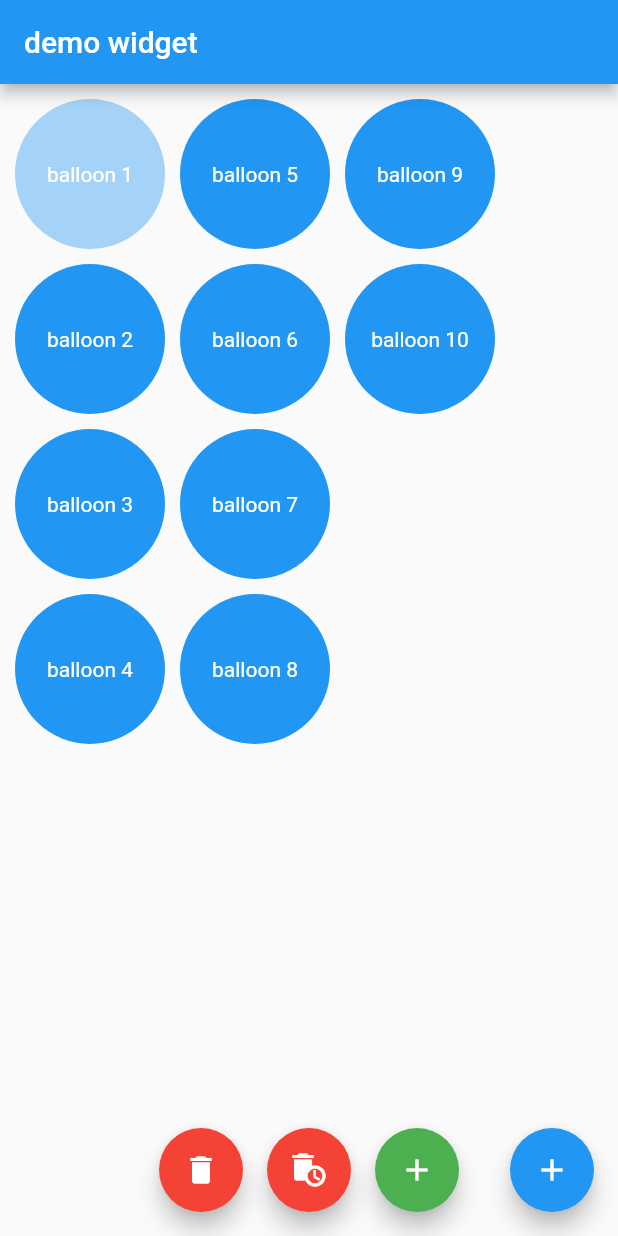
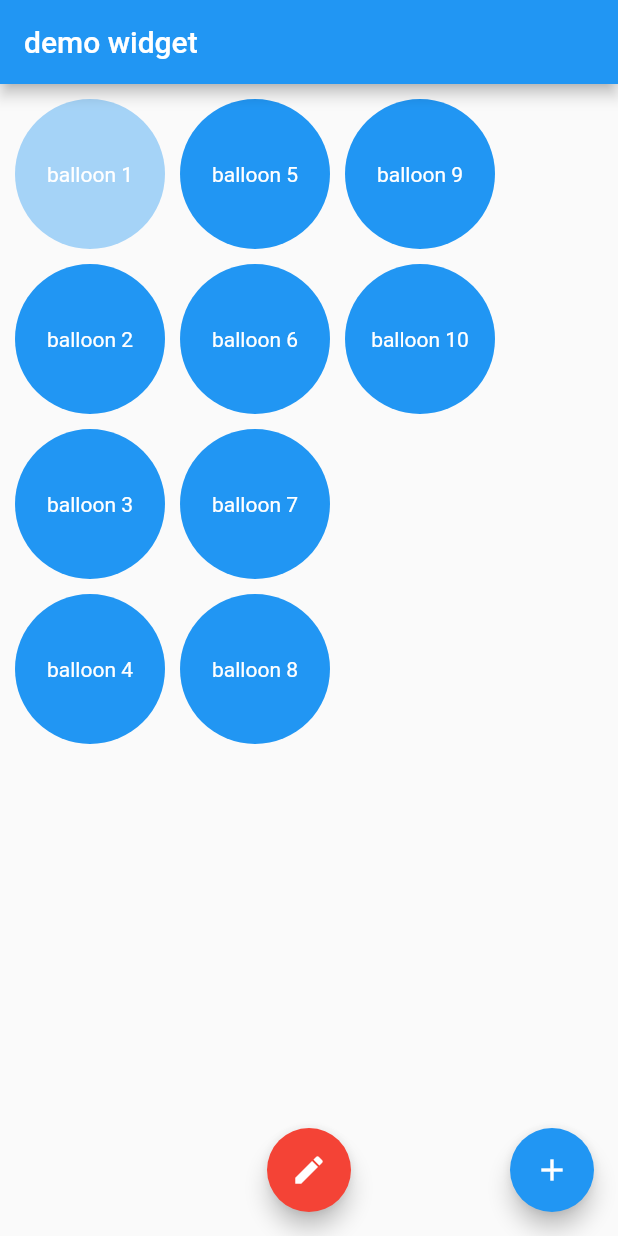
Before and after one commit to ekeydar/circles_menu, a Flutter app: the screen it shows after launch, on a phone screen of 412 x 824 dp. Run offline on Flutter 3.47's test engine with Material 2 defaults, Android fonts, the phone set to English and light mode, and no system bars; our stand-ins replace flutter_colorpicker, shared_preferences.

Commit message:
edit mode

```diff
--- a/lib/circles_menu.dart
+++ b/lib/circles_menu.dart
@@ -34,6 +34,7 @@ class _CirclesMenuState extends State<CirclesMenu> {
   bool _ready = false;
   late List<OpState> dataList;
   double initialOffset = 0;
+  bool isInEdit = false;
 
   @override
   void initState() {
@@ -91,6 +92,7 @@ class _CirclesMenuState extends State<CirclesMenu> {
       result.add(CircleMenuButton(
         config: widget.config,
         data: d,
+        isInEdit: this.isInEdit,
         onPressed: () {
           if (d.action.enabled) {
             d.action.onPressed();
@@ -118,6 +120,20 @@ class _CirclesMenuState extends State<CirclesMenu> {
             Padding(
               padding: const EdgeInsets.only(left: 8.0, right: 8),
               child: FloatingActionButton(
+                heroTag: 'circles_menu_toggle_edit',
+                onPressed: () async {
+                    setState(() {
+                      this.isInEdit = !this.isInEdit;
+                    });
+                },
+                backgroundColor: isInEdit ? Colors.green : Colors.red,
+                child: Icon(isInEdit ? Icons.check : Icons.edit),
+              ),
+            ),
+            if (isInEdit)
+            Padding(
+              padding: const EdgeInsets.only(left: 8.0, right: 8),
+              child: FloatingActionButton(
                 heroTag: 'circle_menu_delete',
                 onPressed: () async {
                   if (await askConfirmation(context, widget.config.deleteAllConfirmation, config: widget.config)) {
@@ -130,6 +146,7 @@ class _CirclesMenuState extends State<CirclesMenu> {
                 child: Icon(Icons.delete),
               ),
             ),
+            if (isInEdit)
             Padding(
               padding: const EdgeInsets.only(left: 8.0, right: 8),
               child: FloatingActionButton(
@@ -145,6 +162,7 @@ class _CirclesMenuState extends State<CirclesMenu> {
                 child: Icon(Icons.auto_delete),
               ),
             ),
+            if (isInEdit)
             Padding(
               padding: const EdgeInsets.only(left: 8.0, right: 8),
               child: FloatingActionButton(
@@ -170,7 +188,7 @@ class _CirclesMenuState extends State<CirclesMenu> {
                 child: Icon(Icons.add),
               ),
             ),
-            if (kDebugMode)
+            if (isInEdit && kDebugMode)
               Padding(
                 padding: const EdgeInsets.only(left: 8.0, right: 8),
                 child: FloatingActionButton(
--- a/lib/src/circles_menu_button.dart
+++ b/lib/src/circles_menu_button.dart
@@ -9,10 +9,12 @@ class CircleMenuButton extends StatefulWidget {
   final VoidCallback onChange;
   final ScrollController controller;
   final CircleMenuConfig config;
+  final bool isInEdit;
 
   CircleMenuButton(
       {Key? key,
       required this.config,
+      required this.isInEdit,
       required this.data,
       required this.onPressed,
       required this.onChange,
@@ -52,7 +54,7 @@ class _CircleMenuButtonState extends State<CircleMenuButton> {
   List<Widget> _getActionButtons() {
     OpState d = widget.data;
     List<Widget> result = [];
-    if (d.showActions && !d.isDragged) {
+    if (widget.isInEdit && d.showActions && !d.isDragged) {
       result.add(CircleMenuActionButton(
         left: 0,
         top: 0,
@@ -110,7 +112,8 @@ class _CircleMenuButtonState extends State<CircleMenuButton> {
     return Positioned(
       top: 0,
       left: 0,
-      child: GestureDetector(
+      child: widget.isInEdit
+          ? GestureDetector(
               onLongPress: () {
                 widget.data.showActions = !widget.data.showActions;
                 widget.onChange();
@@ -128,16 +131,14 @@ class _CircleMenuButtonState extends State<CircleMenuButton> {
                 child: CircleButton(
                   radius: widget.data.radius,
                   child: widget.data.widget,
-            onPressed: widget.data.action.enabled ? widget.onPressed : null,
+                  onPressed: null,
                   fillColor: widget.data.actualFillColor,
                   borderColor: widget.data.borderColor,
                 ),
                 childWhenDragging: Container(),
                 onDragStarted: () {
                   widget.data.isDragged = true;
-              setState(() {
-
-              });
+                  setState(() {});
                 },
                 onDragEnd: (details) {
                   widget.data.isDragged = false;
@@ -145,14 +146,24 @@ class _CircleMenuButtonState extends State<CircleMenuButton> {
                     // debugPrint('details.offset = ${details.offset} widget.controller.offset = ${widget.controller.offset}');
                     double w = MediaQuery.of(context).size.width;
                     // debugPrint('width = $w');
-              bool isRtl = Directionality.of(context) == TextDirection.rtl;
-              double offset = isRtl ? w - widget.controller.offset : widget.controller.offset;
+                    bool isRtl =
+                        Directionality.of(context) == TextDirection.rtl;
+                    double offset = isRtl
+                        ? w - widget.controller.offset
+                        : widget.controller.offset;
                     widget.data.x = details.offset.dx + offset;
                     widget.data.y = details.offset.dy - 80;
                     widget.onChange();
                   });
                 },
               ),
+            )
+          : CircleButton(
+              radius: widget.data.radius,
+              child: widget.data.widget,
+              onPressed: widget.data.action.enabled ? widget.onPressed : null,
+              fillColor: widget.data.actualFillColor,
+              borderColor: widget.data.borderColor,
             ),
     );
   }
```
Lines whose indentation alone changed are shown as unchanged.
